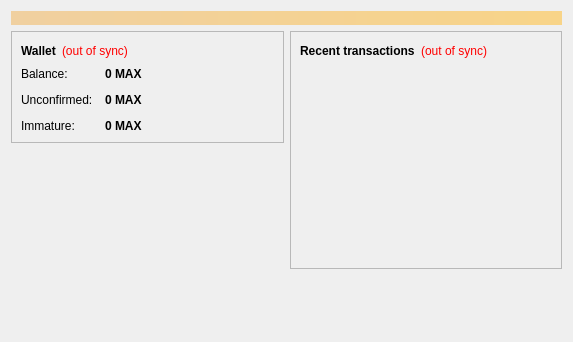
Qt form src/qt/forms/overviewpage.ui (Max-Coin/maxcoin-dev-staging) before a commit.
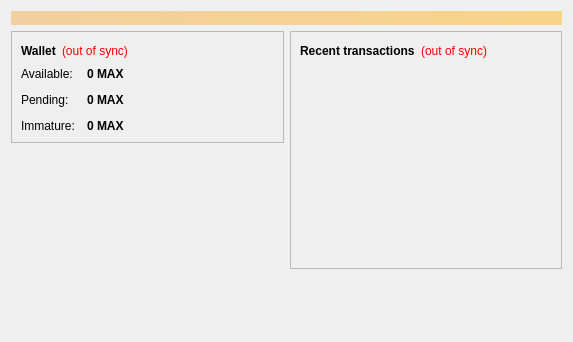
The same form after that commit.

```diff
--- a/src/qt/forms/overviewpage.ui
+++ b/src/qt/forms/overviewpage.ui
@@ -103,7 +103,7 @@
             <item row="0" column="0">
              <widget class="QLabel" name="label">
               <property name="text">
-               <string>Balance:</string>
+               <string>Available:</string>
               </property>
              </widget>
             </item>
@@ -132,7 +132,7 @@
             <item row="1" column="0">
              <widget class="QLabel" name="label_3">
               <property name="text">
-               <string>Unconfirmed:</string>
+               <string>Pending:</string>
               </property>
              </widget>
             </item>
```
Left out of the diff: 8 changed lines with no effect on the pictures.
